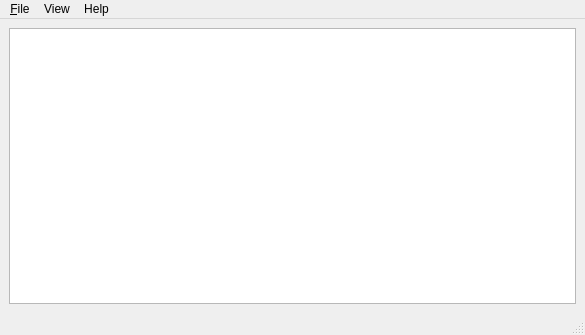
Above: mainwindow.ui from ripper2256/reqifreader before the change. Below: the same form after it.
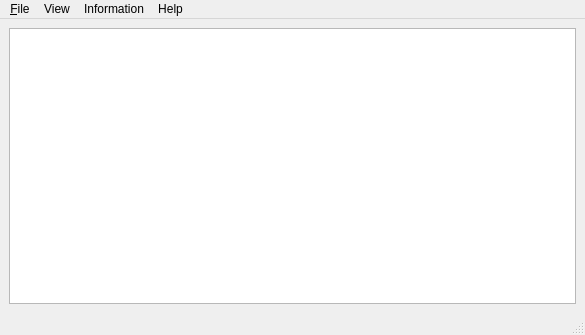
That is the form after the change.

The edit to the form file:
```diff
--- a/mainwindow.ui
+++ b/mainwindow.ui
@@ -69,8 +69,15 @@
     <addaction name="actionList_View"/>
     <addaction name="actionMerge"/>
    </widget>
+   <widget class="QMenu" name="menuInformation">
+    <property name="title">
+     <string>Information</string>
+    </property>
+    <addaction name="actionSpecTypes_Overview"/>
+   </widget>
    <addaction name="menuFile"/>
    <addaction name="menuView"/>
+   <addaction name="menuInformation"/>
    <addaction name="menuInfo"/>
   </widget>
   <widget class="QStatusBar" name="statusbar"/>
```
Left out of the diff: 5 changed lines with no effect on the pictures.
